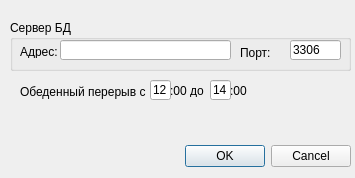
First picture: the form in settings.ui, repository nio-kun/timetable, before the edit.
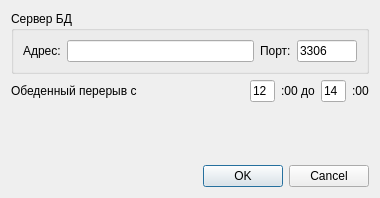
Second picture: the form after the edit.

What changed in the file:
```diff
--- a/settings.ui
+++ b/settings.ui
@@ -6,156 +6,153 @@
    <rect>
     <x>0</x>
     <y>0</y>
-    <width>355</width>
-    <height>178</height>
+    <width>380</width>
+    <height>198</height>
    </rect>
   </property>
   <property name="windowTitle">
    <string>Настройки</string>
   </property>
-  <widget class="QDialogButtonBox" name="buttonBox">
-   <property name="geometry">
-    <rect>
-     <x>180</x>
-     <y>140</y>
-     <width>171</width>
-     <height>32</height>
-    </rect>
-   </property>
-   <property name="orientation">
-    <enum>Qt::Horizontal</enum>
-   </property>
-   <property name="standardButtons">
-    <set>QDialogButtonBox::Cancel|QDialogButtonBox::Ok</set>
-   </property>
-  </widget>
+  <layout class="QVBoxLayout" name="verticalLayout">
+   <item>
   <widget class="QGroupBox" name="groupBox">
-   <property name="geometry">
-    <rect>
-     <x>10</x>
-     <y>20</y>
-     <width>341</width>
-     <height>51</height>
-    </rect>
+     <property name="sizePolicy">
+      <sizepolicy hsizetype="Preferred" vsizetype="Preferred">
+       <horstretch>0</horstretch>
+       <verstretch>0</verstretch>
+      </sizepolicy>
+     </property>
+     <property name="minimumSize">
+      <size>
+       <width>0</width>
+       <height>50</height>
+      </size>
    </property>
    <property name="title">
     <string>Сервер БД</string>
    </property>
-   <widget class="QLineEdit" name="lineEdit">
-    <property name="geometry">
-     <rect>
-      <x>50</x>
-      <y>20</y>
-      <width>171</width>
-      <height>20</height>
-     </rect>
-    </property>
-   </widget>
+     <layout class="QHBoxLayout" name="horizontalLayout_3">
+      <item>
    <widget class="QLabel" name="label">
-    <property name="geometry">
-     <rect>
-      <x>10</x>
-      <y>25</y>
-      <width>46</width>
-      <height>13</height>
-     </rect>
-    </property>
     <property name="text">
      <string>Адрес:</string>
     </property>
    </widget>
+      </item>
+      <item>
+       <widget class="QLineEdit" name="lineEdit"/>
+      </item>
+      <item>
    <widget class="QLabel" name="label_2">
-    <property name="geometry">
-     <rect>
-      <x>230</x>
-      <y>25</y>
-      <width>31</width>
-      <height>16</height>
-     </rect>
-    </property>
     <property name="text">
      <string>Порт:</string>
     </property>
    </widget>
+      </item>
+      <item>
    <widget class="QLineEdit" name="lineEdit_2">
-    <property name="geometry">
-     <rect>
-      <x>280</x>
-      <y>20</y>
-      <width>51</width>
-      <height>20</height>
-     </rect>
+        <property name="maximumSize">
+         <size>
+          <width>60</width>
+          <height>16777215</height>
+         </size>
     </property>
     <property name="text">
      <string>3306</string>
     </property>
    </widget>
-  </widget>
+      </item>
+     </layout>
+    </widget>
+   </item>
+   <item>
+    <layout class="QHBoxLayout" name="horizontalLayout">
+     <item>
   <widget class="QLabel" name="label_3">
-   <property name="geometry">
-    <rect>
-     <x>20</x>
-     <y>84</y>
-     <width>131</width>
-     <height>16</height>
-    </rect>
-   </property>
    <property name="text">
     <string>Обеденный перерыв с </string>
    </property>
   </widget>
+     </item>
+     <item>
+      <spacer name="horizontalSpacer">
+       <property name="orientation">
+        <enum>Qt::Horizontal</enum>
+       </property>
+       <property name="sizeHint" stdset="0">
+        <size>
+         <width>40</width>
+         <height>20</height>
+        </size>
+       </property>
+      </spacer>
+     </item>
+     <item>
   <widget class="QLineEdit" name="lineEdit_3">
-   <property name="geometry">
-    <rect>
-     <x>150</x>
-     <y>80</y>
-     <width>21</width>
-     <height>20</height>
-    </rect>
+       <property name="maximumSize">
+        <size>
+         <width>25</width>
+         <height>16777215</height>
+        </size>
    </property>
    <property name="text">
     <string>12</string>
    </property>
   </widget>
+     </item>
+     <item>
   <widget class="QLabel" name="label_4">
-   <property name="geometry">
-    <rect>
-     <x>170</x>
-     <y>84</y>
-     <width>46</width>
-     <height>13</height>
-    </rect>
-   </property>
    <property name="text">
     <string>:00 до</string>
    </property>
   </widget>
+     </item>
+     <item>
   <widget class="QLineEdit" name="lineEdit_4">
-   <property name="geometry">
-    <rect>
-     <x>210</x>
-     <y>80</y>
-     <width>21</width>
-     <height>20</height>
-    </rect>
+       <property name="maximumSize">
+        <size>
+         <width>25</width>
+         <height>16777215</height>
+        </size>
    </property>
    <property name="text">
     <string>14</string>
    </property>
   </widget>
+     </item>
+     <item>
   <widget class="QLabel" name="label_5">
-   <property name="geometry">
-    <rect>
-     <x>230</x>
-     <y>84</y>
-     <width>46</width>
-     <height>13</height>
-    </rect>
-   </property>
    <property name="text">
     <string>:00</string>
    </property>
   </widget>
+     </item>
+    </layout>
+   </item>
+   <item>
+    <spacer name="verticalSpacer">
+     <property name="orientation">
+      <enum>Qt::Vertical</enum>
+     </property>
+     <property name="sizeHint" stdset="0">
+      <size>
+       <width>20</width>
+       <height>40</height>
+      </size>
+     </property>
+    </spacer>
+   </item>
+   <item>
+    <widget class="QDialogButtonBox" name="buttonBox">
+     <property name="orientation">
+      <enum>Qt::Horizontal</enum>
+     </property>
+     <property name="standardButtons">
+      <set>QDialogButtonBox::Cancel|QDialogButtonBox::Ok</set>
+     </property>
+    </widget>
+   </item>
+  </layout>
  </widget>
  <resources/>
  <connections>
```
Lines whose indentation alone changed are shown as unchanged.
